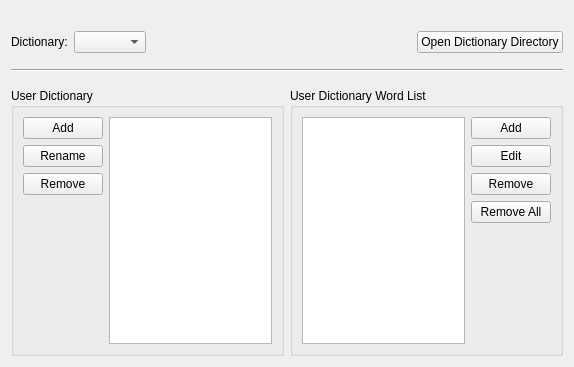
Old version of the form src/Sigil/Form_Files/PSpellCheckWidget.ui in the repository Sigil-Ebook/Sigil.
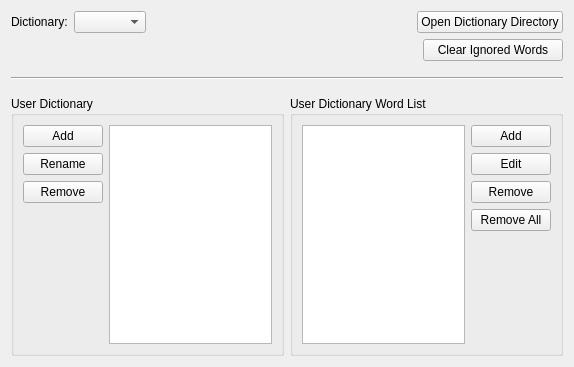
New version of the form.

Commit message: Fix for spellcheck to ensure any adding/removing of words or changing of dictionary via Preferences will also be reflected in any open tabs without having to close/reopen them. Add a Tools->Spelling->Clear Ignored Words option and button on Preferences->Spellcheck to allow user to reset ignored words list without restarting Sigil.

```diff
--- a/src/Sigil/Form_Files/PSpellCheckWidget.ui
+++ b/src/Sigil/Form_Files/PSpellCheckWidget.ui
@@ -14,23 +14,6 @@
    <string>Spellcheck Dictionaries</string>
   </property>
   <layout class="QVBoxLayout" name="verticalLayout_2">
-   <item>
-    <layout class="QHBoxLayout" name="horizontalLayout_2">
-     <item>
-      <spacer name="horizontalSpacer2">
-       <property name="orientation">
-        <enum>Qt::Horizontal</enum>
-       </property>
-       <property name="sizeHint" stdset="0">
-        <size>
-         <width>40</width>
-         <height>20</height>
-        </size>
-       </property>
-      </spacer>
-     </item>
-    </layout>
-   </item>
    <item>
     <layout class="QHBoxLayout" name="horizontalLayout_5">
      <item>
@@ -65,6 +48,12 @@
      </item>
      <item>
       <widget class="QPushButton" name="pbDictionaryDirectory">
+       <property name="minimumSize">
+        <size>
+         <width>140</width>
+         <height>0</height>
+        </size>
+       </property>
        <property name="toolTip">
         <string>&lt;p&gt;Open the directory where Sigil looks for additional hunspell dictionaries.&lt;/p&gt;
 &lt;p&gt;Dictionaries in this location will be added to the list you can choose from and will override default dictionaries that have the same name.&lt;/p&gt;</string>
@@ -76,6 +65,36 @@
      </item>
     </layout>
    </item>
+   <item>
+    <layout class="QHBoxLayout" name="horizontalLayout_2">
+     <item>
+      <spacer name="horizontalSpacer2">
+       <property name="orientation">
+        <enum>Qt::Horizontal</enum>
+       </property>
+       <property name="sizeHint" stdset="0">
+        <size>
+         <width>40</width>
+         <height>20</height>
+        </size>
+       </property>
+      </spacer>
+     </item>
+     <item>
+      <widget class="QPushButton" name="pbClearIgnoredWords">
+       <property name="minimumSize">
+        <size>
+         <width>140</width>
+         <height>0</height>
+        </size>
+       </property>
+       <property name="text">
+        <string>Clear Ignored Words</string>
+       </property>
+      </widget>
+     </item>
+    </layout>
+   </item>
    <item>
     <spacer name="verticalSpacer_4">
      <property name="orientation">
```
The commit also changes 17 other files.
